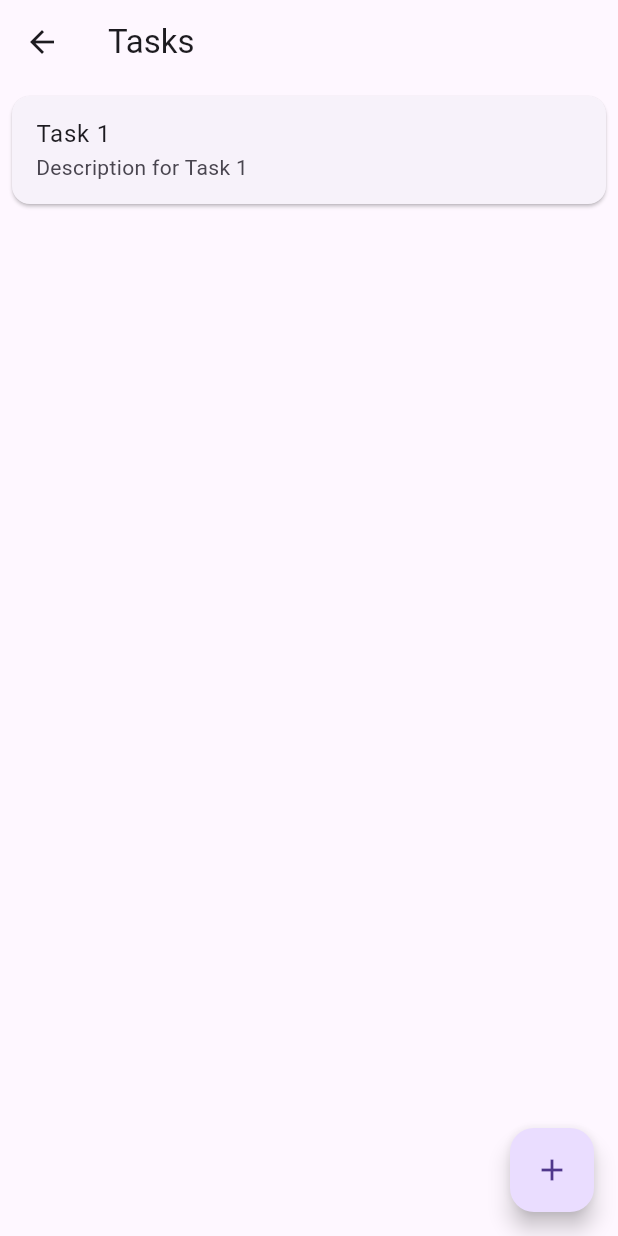
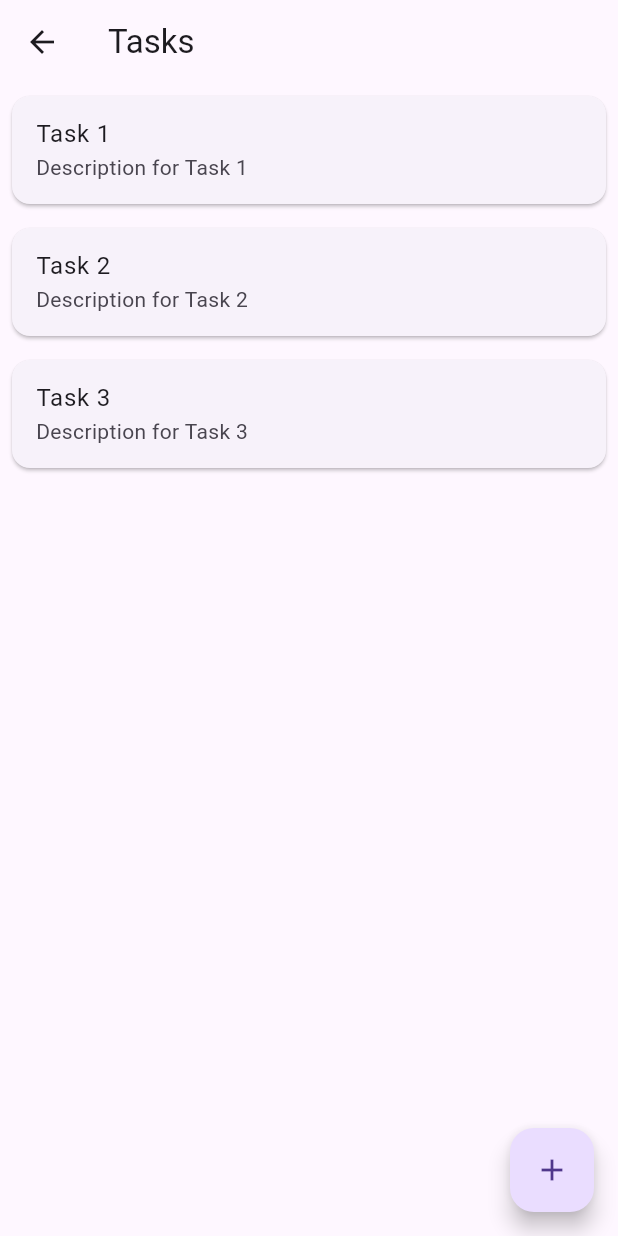
Before and after one commit to Yohannes-Misganaw/gdsc_study_session_g7, a Flutter app: the TasksPage screen opened by its route, on a phone screen of 412 x 824 dp. Run offline on Flutter 3.47's test engine with Material 3 defaults, Android fonts, the phone set to English and light mode, and no system bars.

Commit message:
branch start

```diff
--- a/todo_list_app/lib/main.dart
+++ b/todo_list_app/lib/main.dart
@@ -60,6 +60,16 @@ class _TasksPageState extends State<TasksPage> {
     {
       'title': 'Task 1',
       'description': 'Description for Task 1',
+      'dueDate': '2023-12-20',
+    },
+    {
+      'title': 'Task 2',
+      'description': 'Description for Task 2',
+      'dueDate': '2023-12-20',
+    },
+    {
+      'title': 'Task 3',
+      'description': 'Description for Task 3',
       'dueDate': '2023-12-20',
     },
     // Add more tasks as needed
@@ -145,7 +155,7 @@ class CreateTaskPage extends StatelessWidget {
             ),
             SizedBox(height: 20),
             TextField(
-              maxLines: 3,
+              maxLines: 1,
               decoration: InputDecoration(labelText: 'Description'),
             ),
             SizedBox(height: 20),
```
